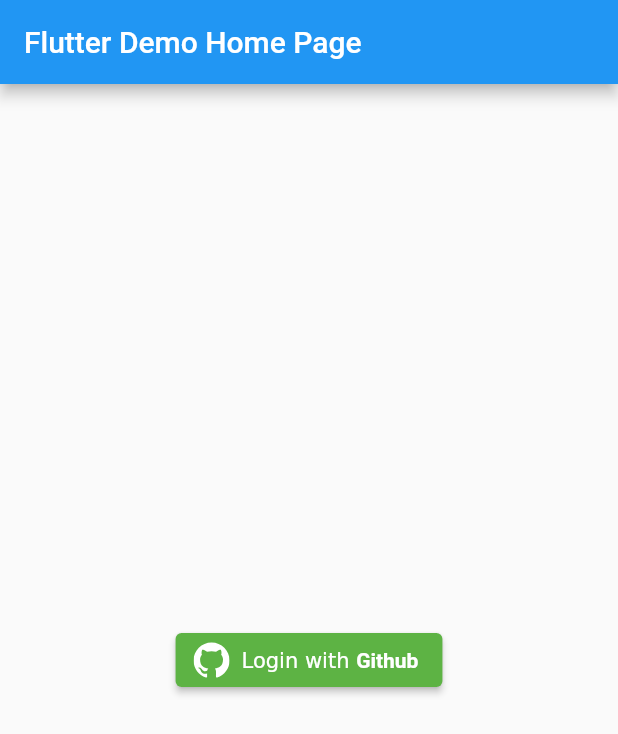
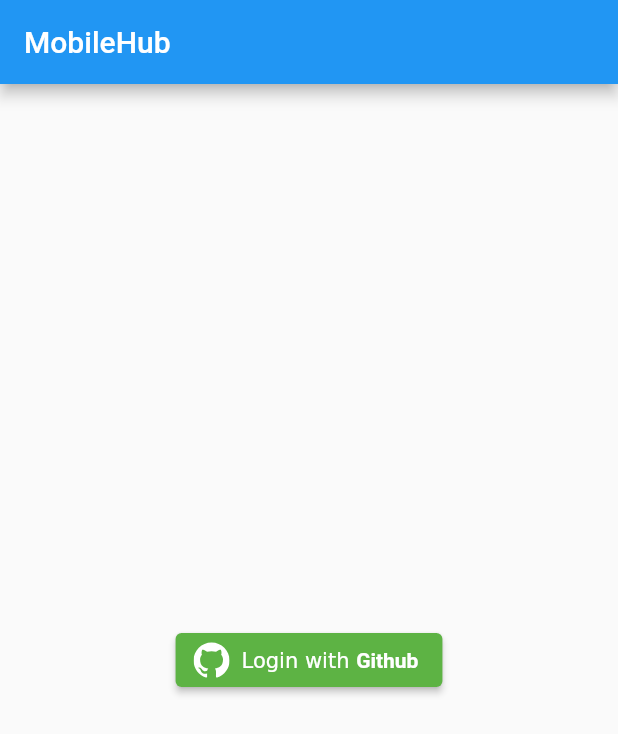
Before and after one commit to edutrul/flutterhub-edutrul, a Flutter app: the screen it shows after launch, on a phone screen of 412 x 824 dp. Shown: the top 734 px of the screen. Run offline on Flutter 3.47's test engine with Material 2 defaults, Android fonts, the phone set to English and light mode, and no system bars; our stand-ins replace flutter_svg.

Commit message:
More progress for flutter study jum

```diff
--- /dev/null
+++ b/lib/login_screen.dart
@@ -0,0 +1,20 @@
+import 'package:flutter/material.dart';
+import 'package:flutterhub/login_with_github.dart';
+
+class LoginScreen extends StatelessWidget {
+  @override
+  Widget build(BuildContext context) {
+    return Scaffold(
+      appBar: AppBar(
+        title: Text("MobileHub"),
+      ),
+      body: Center(
+        child: LoginWithGithub(
+          onPressEvent: () {
+            Navigator.pushNamed(context, "main");
+          },
+        ),
+      ),
+    );
+  }
+}
--- a/lib/login_with_github.dart
+++ b/lib/login_with_github.dart
@@ -2,10 +2,16 @@ import 'package:flutter/material.dart';
 import 'package:flutter_svg/flutter_svg.dart';
 
 class LoginWithGithub extends StatelessWidget {
+  final VoidCallback onPressEvent;
+
+  LoginWithGithub({
+    this.onPressEvent,
+  });
+
   @override
   Widget build(BuildContext context) {
     return RaisedButton.icon(
-        onPressed: () => {},
+      onPressed: this.onPressEvent,
       icon: SvgPicture.asset(
         "assets/images/github_mark.svg",
         color: Colors.white,
@@ -15,10 +21,10 @@ class LoginWithGithub extends StatelessWidget {
           TextSpan(text: "Login with "),
           TextSpan(
             text: "Github", style: TextStyle(fontWeight: FontWeight.w700))
-        ])),
+        ]),
+      ),
       color: Color.fromRGBO(93, 179, 68, 1.0),
-        shape: RoundedRectangleBorder(
-          borderRadius: BorderRadius.circular(4.0),
-        ));
+      shape: RoundedRectangleBorder(borderRadius: BorderRadius.circular(4.0)),
+    );
   }
 }
--- a/lib/main.dart
+++ b/lib/main.dart
@@ -1,78 +1,21 @@
 import 'package:flutter/material.dart';
-import 'package:flutterhub/login_with_github.dart';
+import 'package:flutterhub/home_screen.dart';
+import 'package:flutterhub/login_screen.dart';
 
 void main() => runApp(new MyApp());
 
 class MyApp extends StatelessWidget {
-  // This widget is the root of your application.
   @override
   Widget build(BuildContext context) {
     return new MaterialApp(
-      title: 'Flutter Demo',
+      title: 'Mobile Hub',
+      routes: {
+        '/' : (context) => LoginScreen(),
+        'main': (context) => HomeScreen()
+      },
+      initialRoute: "/",
       theme: new ThemeData(
-        // This is the theme of your application.
-        //
-        // Try running your application with "flutter run". You'll see the
-        // application has a blue toolbar. Then, without quitting the app, try
-        // changing the primarySwatch below to Colors.green and then invoke
-        // "hot reload" (press "r" in the console where you ran "flutter run",
-        // or press Run > Flutter Hot Reload in IntelliJ). Notice that the
-        // counter didn't reset back to zero; the application is not restarted.
         primarySwatch: Colors.blue,
-      ),
-      home: new MyHomePage(title: 'Flutter Demo Home Page'),
-    );
-  }
-}
-
-class MyHomePage extends StatefulWidget {
-  MyHomePage({Key key, this.title}) : super(key: key);
-
-  // This widget is the home page of your application. It is stateful, meaning
-  // that it has a State object (defined below) that contains fields that affect
-  // how it looks.
-
-  // This class is the configuration for the state. It holds the values (in this
-  // case the title) provided by the parent (in this case the App widget) and
-  // used by the build method of the State. Fields in a Widget subclass are
-  // always marked "final".
-
-  final String title;
-
-  @override
-  _MyHomePageState createState() => new _MyHomePageState();
-}
-
-class _MyHomePageState extends State<MyHomePage> {
-  int _counter = 0;
-
-  void _incrementCounter() {
-    setState(() {
-      // This call to setState tells the Flutter framework that something has
-      // changed in this State, which causes it to rerun the build method below
-      // so that the display can reflect the updated values. If we changed
-      // _counter without calling setState(), then the build method would not be
-      // called again, and so nothing would appear to happen.
-      _counter++;
-    });
-  }
-
-  @override
-  Widget build(BuildContext context) {
-    // This method is rerun every time setState is called, for instance as done
-    // by the _incrementCounter method above.
-    //
-    // The Flutter framework has been optimized to make rerunning build methods
-    // fast, so that you can just rebuild anything that needs updating rather
-    // than having to individually change instances of widgets.
-    return new Scaffold(
-      appBar: new AppBar(
-        // Here we take the value from the MyHomePage object that was created by
-        // the App.build method, and use it to set our appbar title.
-        title: new Text(widget.title),
-      ),
-      body: Center(
-        child: LoginWithGithub()
       ),
     );
   }
```
Also changed, not shown: lib/follower_screen.dart (added, +8 -0 lines), lib/following_screen.dart (added, +8 -0 lines), lib/home_screen.dart (added, +32 -0 lines), lib/repository_screen.dart (added, +8 -0 lines), 1 other file. Lines whose indentation alone changed are shown as unchanged.
